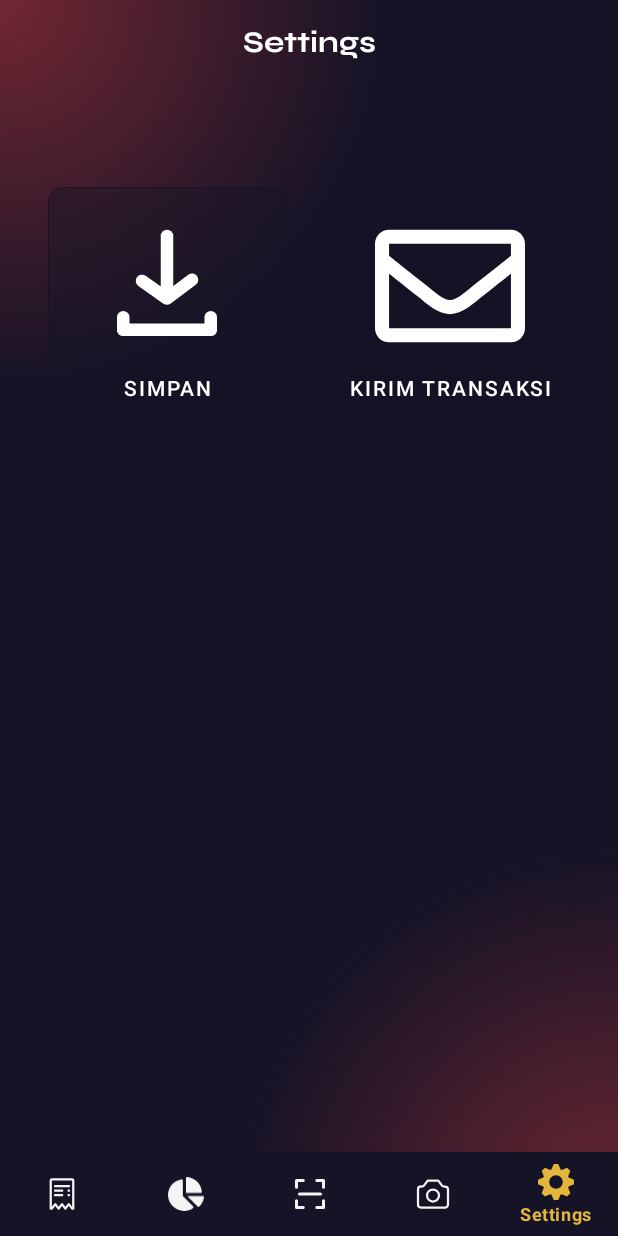
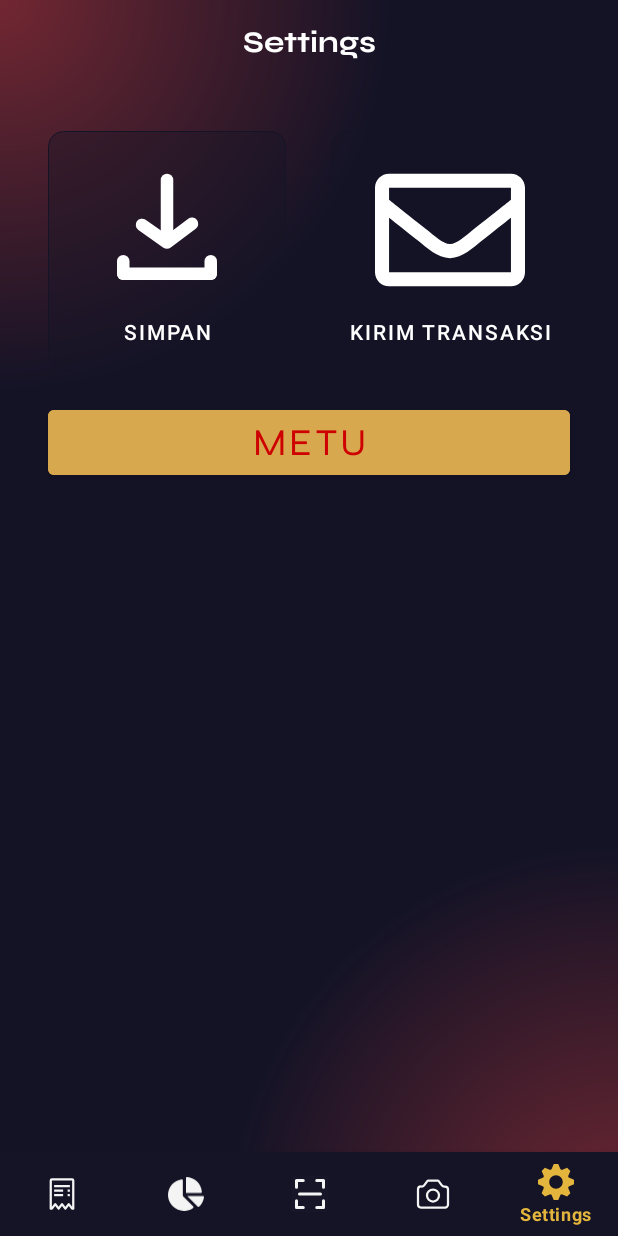
Before and after one commit to IceTeaXXD/Bondoman-Wallet-App, an Android app: the SettingsFragment screen opened through its navigation route, on a phone screen of 412 x 824 dp. Run offline under Robolectric (Android 15) with nearby library versions, the phone set to English and light mode, and no system bars; our stand-ins replace navigation-ui; 2 statements that could not run were skipped.

Commit message:
fix(settings): logout button not showing

```diff
--- a/app/src/main/res/layout/fragment_settings.xml
+++ b/app/src/main/res/layout/fragment_settings.xml
@@ -12,13 +12,12 @@
         android:layout_width="match_parent"
         android:layout_height="262dp"
         android:orientation="vertical"
-        android:paddingTop="70dp"
         app:layout_constraintBottom_toBottomOf="parent"
         app:layout_constraintEnd_toEndOf="parent"
         app:layout_constraintHorizontal_bias="0.0"
         app:layout_constraintStart_toStartOf="parent"
         app:layout_constraintTop_toTopOf="parent"
-        app:layout_constraintVertical_bias="0.062">
+        app:layout_constraintVertical_bias="0.12">
 
         <LinearLayout
             android:id="@+id/linearLayout"
```
